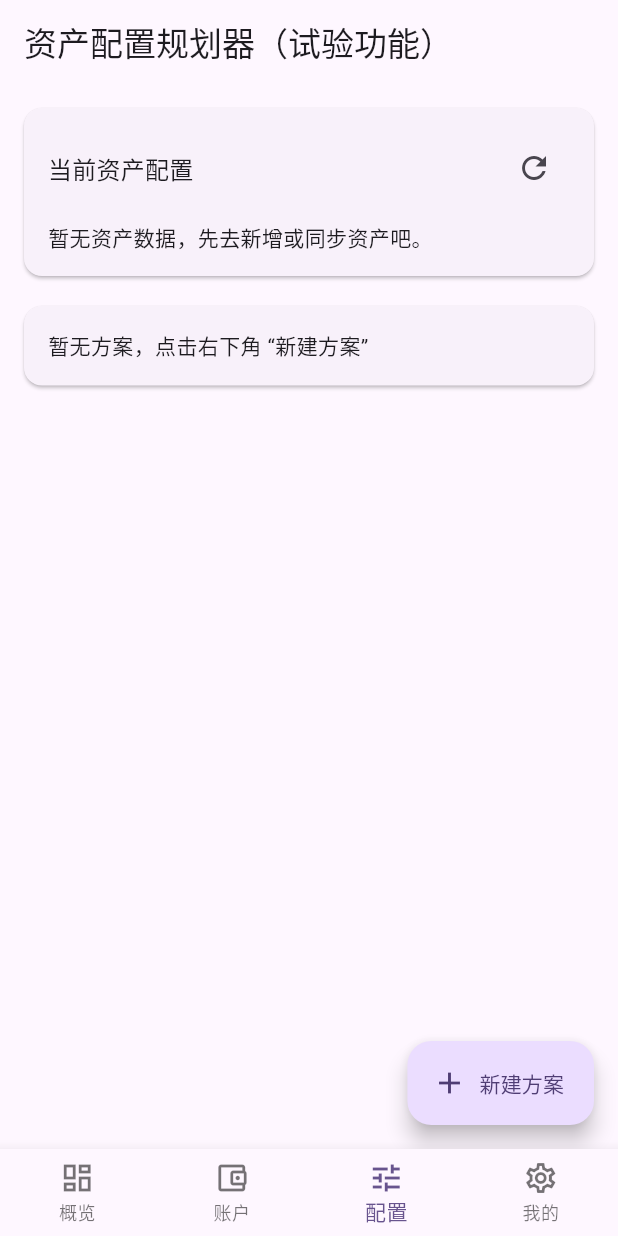
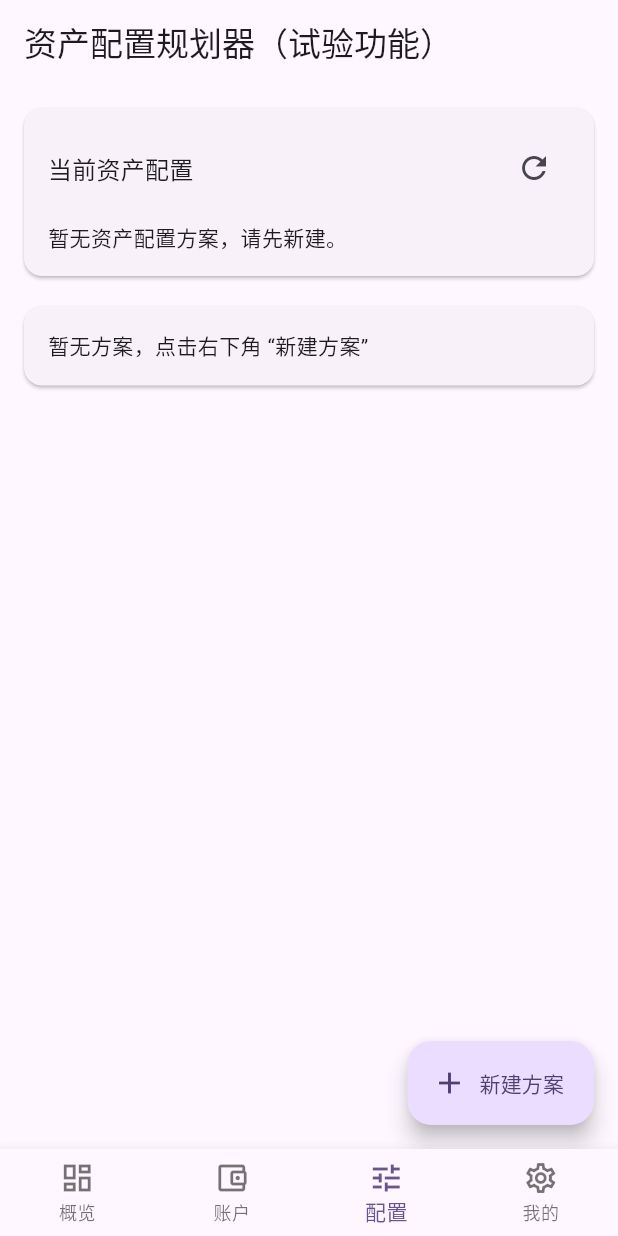
Before and after one commit to Howar-Yick/one_five_one_ten, a Flutter app: the screen it shows after launch, item 3 of the bottom bar chosen, on a phone screen of 412 x 824 dp. Run offline on Flutter 3.47's test engine with Material 3 defaults, Android fonts, the phone set to English and light mode, and no system bars; our stand-ins replace file_picker, fl_chart, flutter_riverpod, isar, shared_preferences, supabase_flutter; missing offline and left inert: gbk_codec, xxh3; accounts and stored records are empty; generated files the repository leaves out were written again.

Commit message:
Fix allocation planner donut chart binding to local plans

```diff
--- a/lib/pages/allocation_planner_page.dart
+++ b/lib/pages/allocation_planner_page.dart
@@ -20,38 +20,23 @@ import 'package:one_five_one_ten/providers/global_providers.dart';
 import 'package:one_five_one_ten/services/allocation_service.dart';
 import 'package:one_five_one_ten/services/calculator_service.dart';
 import 'package:one_five_one_ten/services/exchangerate_service.dart';
-import 'package:one_five_one_ten/allocation/allocation_service.dart'
-    as legacy_allocation;
-import 'package:one_five_one_ten/allocation/mapping.dart'
-    as allocation_mapping;
 
 final NumberFormat _percentFormatter =
     NumberFormat.percentPattern('zh_CN')..maximumFractionDigits = 1;
 final NumberFormat _currencyFormatter =
     NumberFormat.currency(locale: 'zh_CN', symbol: '¥');
 
-const Map<allocation_mapping.AllocationBucket, double>
-    _defaultTargetAllocations = {
-  allocation_mapping.AllocationBucket.us: 0.55,
-  allocation_mapping.AllocationBucket.cn: 0.10,
-  allocation_mapping.AllocationBucket.hk: 0.05,
-  allocation_mapping.AllocationBucket.gold: 0.10,
-  allocation_mapping.AllocationBucket.oil: 0.03,
-  allocation_mapping.AllocationBucket.bondCash: 0.17,
-  allocation_mapping.AllocationBucket.other: 0.0,
-};
+class _AllocationChartSlice {
+  const _AllocationChartSlice({
+    required this.label,
+    required this.targetShare,
+    required this.targetPercent,
+  });
 
-final _currentAllocationSnapshotProvider =
-    FutureProvider.autoDispose<legacy_allocation.AllocationSnapshot?>((ref) async {
-  final source = legacy_allocation.AllocationRegistry.source;
-  if (source == null) {
-    return null;
+  final String label;
+  final double targetShare;
+  final double targetPercent;
 }
-
-  final items = await source();
-  final service = legacy_allocation.AllocationService();
-  return service.buildSnapshot(items);
-});
 
 final _activeAssetsProvider =
     StreamProvider.autoDispose<List<Asset>>((ref) {
@@ -291,7 +276,7 @@ class _CurrentAllocationOverviewState
 
   @override
   Widget build(BuildContext context) {
-    final allocationAsync = ref.watch(_currentAllocationSnapshotProvider);
+    final activePlanAsync = ref.watch(activeAllocationPlanProvider);
     final theme = Theme.of(context);
 
     return Card(
@@ -314,35 +299,50 @@ class _CurrentAllocationOverviewState
                     setState(() {
                       _touchedIndex = -1;
                     });
-                    ref.refresh(_currentAllocationSnapshotProvider);
+                    ref.invalidate(activeAllocationPlanProvider);
                   },
                   icon: const Icon(Icons.refresh),
                 ),
               ],
             ),
             const SizedBox(height: 12),
-            allocationAsync.when(
-              data: (snapshot) {
-                if (snapshot == null) {
-                  return const Text('暂未连接资产配置数据源，请在应用启动时注册 AllocationRegistry。');
+            activePlanAsync.when(
+              data: (plan) {
+                if (plan == null) {
+                  return const Text('暂无资产配置方案，请先新建。');
                 }
 
-                final entries = snapshot.weights.entries
-                    .where((element) => element.value > 0)
-                    .toList()
-                  ..sort((a, b) => b.value.compareTo(a.value));
+                final itemsAsync = ref.watch(allocationItemsProvider(plan.id));
+                return itemsAsync.when(
+                  data: (items) {
+                    final validItems = items
+                        .where((e) => e.targetPercent > 0)
+                        .toList(growable: false)
+                      ..sort((a, b) => a.sortOrder.compareTo(b.sortOrder));
 
-                if (entries.isEmpty) {
-                  return const Text('暂无资产数据，先去新增或同步资产吧。');
+                    final totalTarget =
+                        validItems.fold<double>(0, (sum, e) => sum + e.targetPercent);
+
+                    if (validItems.isEmpty || totalTarget <= 0) {
+                      return Text('当前方案“${plan.name}”暂无有效条目，请添加后查看饼图。');
+                    }
+
+                    final slices = <_AllocationChartSlice>[];
+                    for (final item in validItems) {
+                      final share = item.targetPercent / totalTarget;
+                      slices.add(_AllocationChartSlice(
+                        label: item.label,
+                        targetShare: share,
+                        targetPercent: item.targetPercent,
+                      ));
                     }
 
                     final colors = Colors.primaries;
 
                     List<PieChartSectionData> buildSections() {
-                  return List.generate(entries.length, (index) {
-                    final bucket = entries[index].key;
-                    final share = entries[index].value;
-                    final percent = share * 100;
+                      return List.generate(slices.length, (index) {
+                        final slice = slices[index];
+                        final percent = slice.targetShare * 100;
                         final color = colors[index % colors.length];
                         final isTouched = index == _touchedIndex;
                         final radius = isTouched ? 86.0 : 76.0;
@@ -350,9 +350,9 @@ class _CurrentAllocationOverviewState
 
                         return PieChartSectionData(
                           color: color,
-                      value: share,
+                          value: slice.targetShare,
                           title: titleVisible
-                          ? '${allocation_mapping.bucketLabel(bucket)}\n${percent.toStringAsFixed(1)}%'
+                              ? '${slice.label}\n${percent.toStringAsFixed(1)}%'
                               : '',
                           radius: radius,
                           titleStyle: const TextStyle(
@@ -365,18 +365,10 @@ class _CurrentAllocationOverviewState
                     }
 
                     final legendRows = <Widget>[];
-                for (var i = 0; i < entries.length; i++) {
-                  final bucket = entries[i].key;
-                  final share = entries[i].value;
-                  final percent = share * 100;
+                    for (var i = 0; i < slices.length; i++) {
+                      final slice = slices[i];
+                      final percent = slice.targetShare * 100;
                       final color = colors[i % colors.length];
-                  final bucketValue = snapshot.values[bucket] ?? 0.0;
-                  final target =
-                      (_defaultTargetAllocations[bucket] ?? 0.0) * 100.0;
-                  final diff = percent - target;
-                  final diffColor = diff.abs() < 0.1
-                      ? theme.textTheme.bodySmall?.color ?? Colors.grey
-                      : (diff >= 0 ? Colors.redAccent : Colors.green);
 
                       legendRows.add(
                         Padding(
@@ -398,36 +390,22 @@ class _CurrentAllocationOverviewState
                                   crossAxisAlignment: CrossAxisAlignment.start,
                                   children: [
                                     Text(
-                                  allocation_mapping.bucketLabel(bucket),
+                                      slice.label,
                                       style: theme.textTheme.bodyMedium,
                                     ),
                                     const SizedBox(height: 2),
                                     Text(
-                                  '金额：${_currencyFormatter.format(bucketValue)} · 目标 ${target.toStringAsFixed(0)}%',
+                                      '目标占比：${percent.toStringAsFixed(1)}%（权重 ${_percentFormatter.format(slice.targetPercent)}）',
                                       style: theme.textTheme.bodySmall,
                                     ),
                                   ],
                                 ),
                               ),
-                          Column(
-                            crossAxisAlignment: CrossAxisAlignment.end,
-                            children: [
                               Text(
                                 '${percent.toStringAsFixed(1)}%',
                                 style: const TextStyle(
                                   fontWeight: FontWeight.bold,
                                 ),
-                              ),
-                              Text(
-                                diff >= 0
-                                    ? '+${diff.toStringAsFixed(1)}%'
-                                    : '${diff.toStringAsFixed(1)}%',
-                                style: TextStyle(
-                                  fontSize: 12,
-                                  color: diffColor,
-                                ),
-                              ),
-                            ],
                               ),
                             ],
                           ),
@@ -439,7 +417,7 @@ class _CurrentAllocationOverviewState
                       crossAxisAlignment: CrossAxisAlignment.start,
                       children: [
                         Text(
-                      '总资产：${_currencyFormatter.format(snapshot.total)}',
+                          '当前方案：${plan.name}',
                           style: theme.textTheme.bodyMedium,
                         ),
                         const SizedBox(height: 12),
@@ -477,7 +455,18 @@ class _CurrentAllocationOverviewState
                     child: Center(child: CircularProgressIndicator()),
                   ),
                   error: (err, stack) => Text(
-                '加载资产配置失败：$err',
+                    '加载方案条目失败：$err',
+                    style: theme.textTheme.bodyMedium
+                        ?.copyWith(color: theme.colorScheme.error),
+                  ),
+                );
+              },
+              loading: () => const SizedBox(
+                height: 160,
+                child: Center(child: CircularProgressIndicator()),
+              ),
+              error: (err, stack) => Text(
+                '加载方案失败：$err',
                 style: theme.textTheme.bodyMedium
                     ?.copyWith(color: theme.colorScheme.error),
               ),
--- a/lib/providers/allocation_providers.dart
+++ b/lib/providers/allocation_providers.dart
@@ -16,6 +16,19 @@ final allocationPlansProvider = StreamProvider<List<AllocationPlan>>((ref) {
   return svc.watchPlans();
 });
 
+/// 当前启用方案（若未明确启用，则取最新一条）
+final activeAllocationPlanProvider = StreamProvider<AllocationPlan?>((ref) {
+  final svc = ref.watch(allocationServiceProvider);
+  return svc.watchPlans().map((plans) {
+    if (plans.isEmpty) return null;
+    final active = plans.firstWhere(
+      (p) => p.isActive,
+      orElse: () => plans.first,
+    );
+    return active;
+  });
+});
+
 /// 指定方案下的所有条目（按 sortOrder 升序）
 final allocationItemsProvider = StreamProvider.family<List<AllocationPlanItem>, int>((ref, planId) {
   final svc = ref.watch(allocationServiceProvider);
```
Lines whose indentation alone changed are shown as unchanged.
